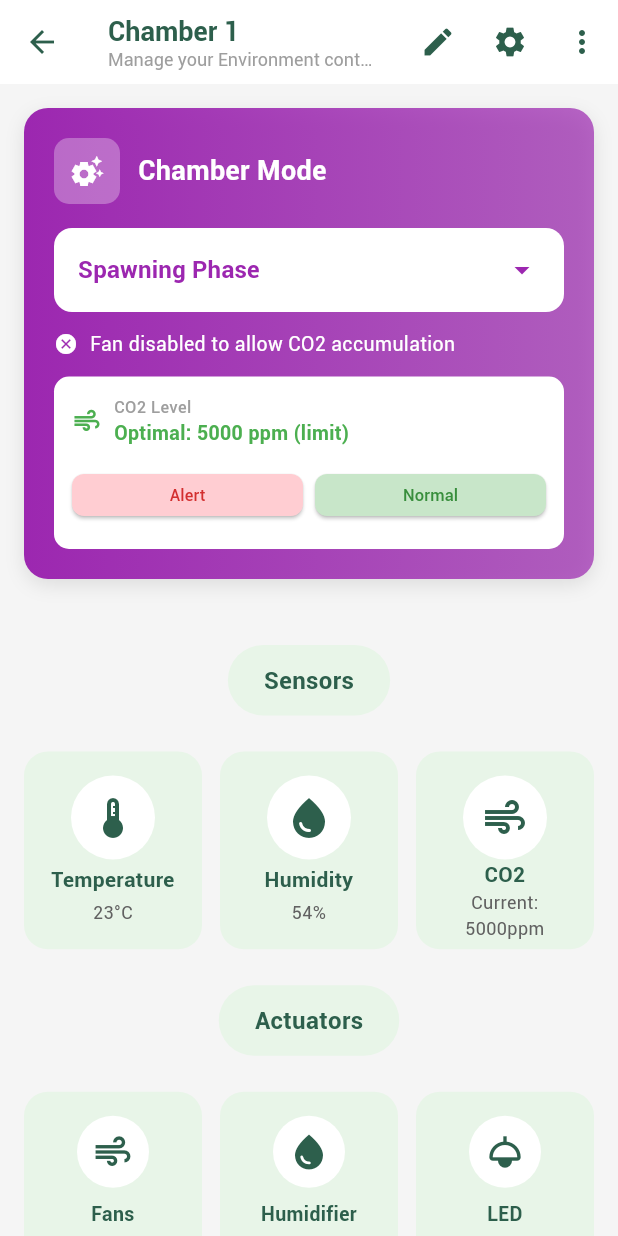
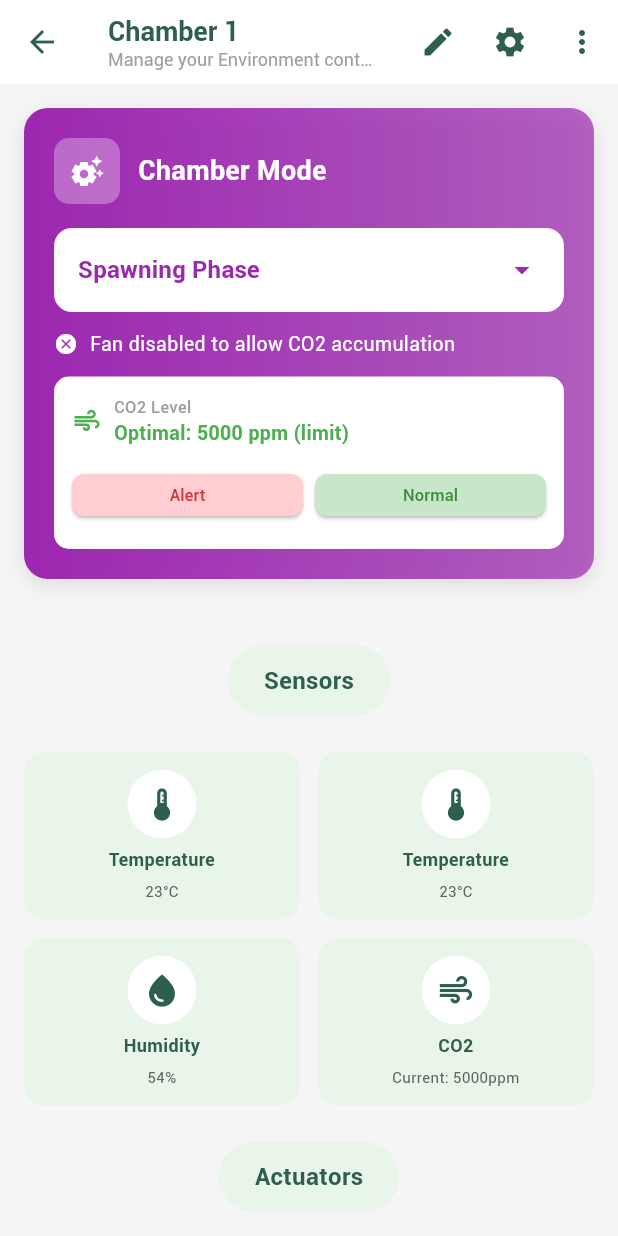
Before and after one commit to MASH-Mushroom-Automation/MASH-Grower-Mobile, a Flutter app: the ChamberDetailScreen screen opened directly, on a phone screen of 412 x 824 dp. Run offline on Flutter 3.47's test engine with Material 3 defaults, Android fonts, the phone set to English and light mode, and no system bars; our stand-ins replace connectivity_plus, dio, equatable, firebase_auth, firebase_core, firebase_messaging and 7 more; accounts and stored records are empty; project files that could hold a hidden picture were left out.

Commit message:
Arranged reg flow, updated home: added blower fan as actuator

```diff
--- a/lib/presentation/screens/auth/registration_pages/account_setup_page.dart
+++ b/lib/presentation/screens/auth/registration_pages/account_setup_page.dart
@@ -252,7 +252,7 @@ class _AccountSetupPageState extends State<AccountSetupPage> {
               // Step Indicator
               const RegistrationStepIndicatorWithLabels(
                 currentStep: 2,
-                stepLabels: ['Verify', 'Profile', 'Account', 'Password'],
+                stepLabels: ['Verify', 'Profile', 'Account', 'Password', 'Review'],
               ),
 
               const SizedBox(height: 32),
--- a/lib/presentation/screens/auth/registration_pages/password_setup_page.dart
+++ b/lib/presentation/screens/auth/registration_pages/password_setup_page.dart
@@ -92,7 +92,7 @@ class _PasswordSetupPageState extends State<PasswordSetupPage> {
               // Step Indicator
               const RegistrationStepIndicatorWithLabels(
                 currentStep: 3,
-                stepLabels: ['Verify', 'Profile', 'Account', 'Password'],
+                stepLabels: ['Verify', 'Profile', 'Account', 'Password', 'Review'],
               ),
 
               const SizedBox(height: 32),
--- a/lib/presentation/screens/auth/registration_pages/profile_setup_page.dart
+++ b/lib/presentation/screens/auth/registration_pages/profile_setup_page.dart
@@ -84,7 +84,7 @@ class _ProfileSetupPageState extends State<ProfileSetupPage> {
               // Step Indicator
               const RegistrationStepIndicatorWithLabels(
                 currentStep: 1,
-                stepLabels: ['Verify', 'Profile', 'Account', 'Password'],
+                stepLabels: ['Verify', 'Profile', 'Account', 'Password', 'Verify'],
               ),
 
               const SizedBox(height: 32),
--- a/lib/presentation/screens/dashboard/dashboard_screen.dart
+++ b/lib/presentation/screens/dashboard/dashboard_screen.dart
@@ -4,7 +4,7 @@ import 'package:provider/provider.dart';
 import '../../providers/sensor_provider.dart';
 import '../../providers/device_provider.dart';
 import '../../widgets/common/loading_indicator.dart';
-import '../../core/config/theme_config.dart';
+import '../../../core/config/theme_config.dart';
 
 class DashboardScreen extends StatelessWidget {
   const DashboardScreen({super.key});
--- a/lib/presentation/screens/home/chamber_detail_screen.dart
+++ b/lib/presentation/screens/home/chamber_detail_screen.dart
@@ -13,6 +13,7 @@ class _ChamberDetailScreenState extends State<ChamberDetailScreen> {
   bool _co2SensorOn = true;
   bool _fanOn = true;
   bool _humidifierOn = true;
+  bool _blowerFanOn = true;
   bool _ledOn = true;
 
   // Mode selection
@@ -381,15 +382,31 @@ class _ChamberDetailScreenState extends State<ChamberDetailScreen> {
 
             const SizedBox(height: 24),
 
-            // Sensor Control Cards
-            GridView.count(
-              crossAxisCount: 3,
+            // Sensor Control Cards - responsive grid
+            LayoutBuilder(
+              builder: (context, constraints) {
+                final width = constraints.maxWidth;
+                final crossAxis = width < 600 ? 2 : 3;
+                final spacing = 12 * (crossAxis - 1);
+                final itemWidth = (width - spacing) / crossAxis;
+                // reduce target height by ~20% to make cards smaller
+                const itemHeight = 112.0; // 140 * 0.8
+                final childAspectRatio = (itemWidth / itemHeight).clamp(0.5, 2.0);
+
+                return GridView.count(
+                  crossAxisCount: crossAxis,
                   shrinkWrap: true,
                   physics: const NeverScrollableScrollPhysics(),
                   mainAxisSpacing: 12,
                   crossAxisSpacing: 12,
-              childAspectRatio: 0.9,
+                  childAspectRatio: childAspectRatio,
                   children: [
+                    _buildSensorControlCard(
+                      icon: Icons.thermostat,
+                      label: 'Temperature',
+                      value: '23°C',
+                      isOn: _tempSensorOn,
+                    ),
                     _buildSensorControlCard(
                       icon: Icons.thermostat,
                       label: 'Temperature',
@@ -409,6 +426,8 @@ class _ChamberDetailScreenState extends State<ChamberDetailScreen> {
                       isOn: _co2SensorOn,
                     ),
                   ],
+                );
+              },
             ),
 
             const SizedBox(height: 24),
@@ -434,14 +453,24 @@ class _ChamberDetailScreenState extends State<ChamberDetailScreen> {
 
             const SizedBox(height: 24),
 
-            // Actuator Control Cards
-            GridView.count(
-              crossAxisCount: 3,
+            // Actuator Control Cards - responsive grid
+            LayoutBuilder(
+              builder: (context, constraints) {
+                final width = constraints.maxWidth;
+                final crossAxis = width < 600 ? 2 : 3;
+                final spacing = 1 * (crossAxis - 1);
+                final itemWidth = (width - spacing) / crossAxis;
+                // reduced by ~20%, now make actuators 10% smaller further
+                const itemHeight = 180.0; // 120 * 0.9
+                final childAspectRatio = (itemWidth / itemHeight).clamp(0.5, 2.0);
+
+                return GridView.count(
+                  crossAxisCount: crossAxis,
                   shrinkWrap: true,
                   physics: const NeverScrollableScrollPhysics(),
                   mainAxisSpacing: 12,
                   crossAxisSpacing: 12,
-              childAspectRatio: 0.75,
+                  childAspectRatio: childAspectRatio,
                   children: [
                     _buildActuatorControlCard(
                       icon: Icons.air,
@@ -464,6 +493,16 @@ class _ChamberDetailScreenState extends State<ChamberDetailScreen> {
                       },
                     ),
                     _buildActuatorControlCard(
+                      icon: Icons.air_rounded,
+                      label: 'Blower Fan',
+                      isOn: _blowerFanOn,
+                      onToggle: (value) {
+                        setState(() {
+                          _blowerFanOn = value;
+                        });
+                      },
+                    ),
+                    _buildActuatorControlCard(
                       icon: Icons.light,
                       label: 'LED',
                       isOn: _ledOn,
@@ -474,6 +513,8 @@ class _ChamberDetailScreenState extends State<ChamberDetailScreen> {
                       },
                     ),
                   ],
+                );
+              },
             ),
             //
           ],
@@ -482,43 +523,7 @@ class _ChamberDetailScreenState extends State<ChamberDetailScreen> {
     );
   }
 
-  Widget _buildStatusCard({
-    required IconData icon,
-    required String label,
-    required String value,
-    required Color color,
-  }) {
-    return Container(
-      padding: const EdgeInsets.all(16),
-      decoration: BoxDecoration(
-        color: const Color(0xFFE8F5E8),
-        borderRadius: BorderRadius.circular(16),
-      ),
-      child: Column(
-        mainAxisAlignment: MainAxisAlignment.center,
-        children: [
-          Icon(icon, color: color, size: 32),
-          const SizedBox(height: 8),
-          Text(
-            value,
-            style: TextStyle(
-              fontSize: 20,
-              fontWeight: FontWeight.bold,
-              color: color,
-            ),
-          ),
-          const SizedBox(height: 4),
-          Text(
-            label,
-            style: TextStyle(
-              fontSize: 13,
-              color: Colors.grey.shade700,
-            ),
-          ),
-        ],
-      ),
-    );
-  }
+  // Note: _buildStatusCard was removed because it's not currently used.
 
   Widget _buildSensorControlCard({
     required IconData icon,
@@ -528,18 +533,18 @@ class _ChamberDetailScreenState extends State<ChamberDetailScreen> {
     bool isDisabled = false,
   }) {
     return Container(
-      padding: const EdgeInsets.all(16),
+      padding: const EdgeInsets.all(12), // reduced ~20%
       decoration: BoxDecoration(
         color: isDisabled
             ? Colors.grey.shade200
             : const Color(0xFFE8F5E8),
-        borderRadius: BorderRadius.circular(16),
+        borderRadius: BorderRadius.circular(14),
       ),
       child: Column(
         mainAxisAlignment: MainAxisAlignment.spaceBetween,
         children: [
           Container(
-            padding: const EdgeInsets.all(12),
+            padding: const EdgeInsets.all(10),
             decoration: BoxDecoration(
               color: Colors.white,
               shape: BoxShape.circle,
@@ -547,7 +552,7 @@ class _ChamberDetailScreenState extends State<ChamberDetailScreen> {
             child: Icon(
               icon,
               color: isDisabled ? Colors.grey : const Color(0xFF2D5F4C),
-              size: 32,
+              size: 26, // reduced from 32
             ),
           ),
 
@@ -555,7 +560,7 @@ class _ChamberDetailScreenState extends State<ChamberDetailScreen> {
             label,
             textAlign: TextAlign.center,
             style: TextStyle(
-              fontSize: 14,
+              fontSize: 12, // reduced ~20%
               fontWeight: FontWeight.w600,
               color: isDisabled ? Colors.grey : const Color(0xFF2D5F4C),
             ),
@@ -565,7 +570,7 @@ class _ChamberDetailScreenState extends State<ChamberDetailScreen> {
             value,
             textAlign: TextAlign.center,
             style: TextStyle(
-              fontSize: 12,
+              fontSize: 10, // reduced ~20%
               color: Colors.grey.shade700,
             ),
           ),
@@ -582,19 +587,19 @@ class _ChamberDetailScreenState extends State<ChamberDetailScreen> {
     bool isDisabled = false,
   }) {
     return Container(
-      padding: const EdgeInsets.all(16),
+      padding: const EdgeInsets.all(12), // reduced ~20%
       decoration: BoxDecoration(
         color: isDisabled
             ? Colors.grey.shade200
             : const Color(0xFFE8F5E8),
-        borderRadius: BorderRadius.circular(16),
+        borderRadius: BorderRadius.circular(14),
       ),
       child: Column(
         mainAxisAlignment: MainAxisAlignment.spaceBetween,
         crossAxisAlignment: CrossAxisAlignment.center,
         children: [
           Container(
-            padding: const EdgeInsets.all(10),
+            padding: const EdgeInsets.all(8),
             decoration: BoxDecoration(
               color: Colors.white,
               shape: BoxShape.circle,
@@ -602,30 +607,30 @@ class _ChamberDetailScreenState extends State<ChamberDetailScreen> {
             child: Icon(
               icon,
               color: isDisabled ? Colors.grey : const Color(0xFF2D5F4C),
-              size: 28,
+              size: 22, // smaller
             ),
           ),
 
-          const SizedBox(height: 8),
+          const SizedBox(height: 6),
 
           Text(
             label,
             textAlign: TextAlign.center,
             style: TextStyle(
-              fontSize: 13,
+              fontSize: 11, // reduced
               fontWeight: FontWeight.w600,
               color: isDisabled ? Colors.grey : const Color(0xFF2D5F4C),
             ),
           ),
 
-          const SizedBox(height: 8),
+          const SizedBox(height: 6),
 
           Column(
             children: [
               Text(
                 isDisabled ? 'DISABLED' : (isOn ? 'ACTIVE' : 'INACTIVE'),
                 style: TextStyle(
-                  fontSize: 11,
+                  fontSize: 9, // slightly smaller
                   fontWeight: FontWeight.bold,
                   color: isDisabled
                       ? Colors.grey
@@ -633,7 +638,7 @@ class _ChamberDetailScreenState extends State<ChamberDetailScreen> {
                 ),
               ),
               Transform.scale(
-                scale: 0.8,
+                scale: 0.75,
                 child: Switch(
                   value: isOn,
                   onChanged: isDisabled ? null : onToggle,
```
Also changed, not shown: lib/presentation/screens/auth/registration_flow_screen.dart (+13 -6 lines), lib/presentation/screens/auth/registration_pages/review_submit_page.dart (+8 -8 lines), lib/presentation/screens/home/home_screen.dart (+72 -18 lines). Lines whose indentation alone changed are shown as unchanged.
